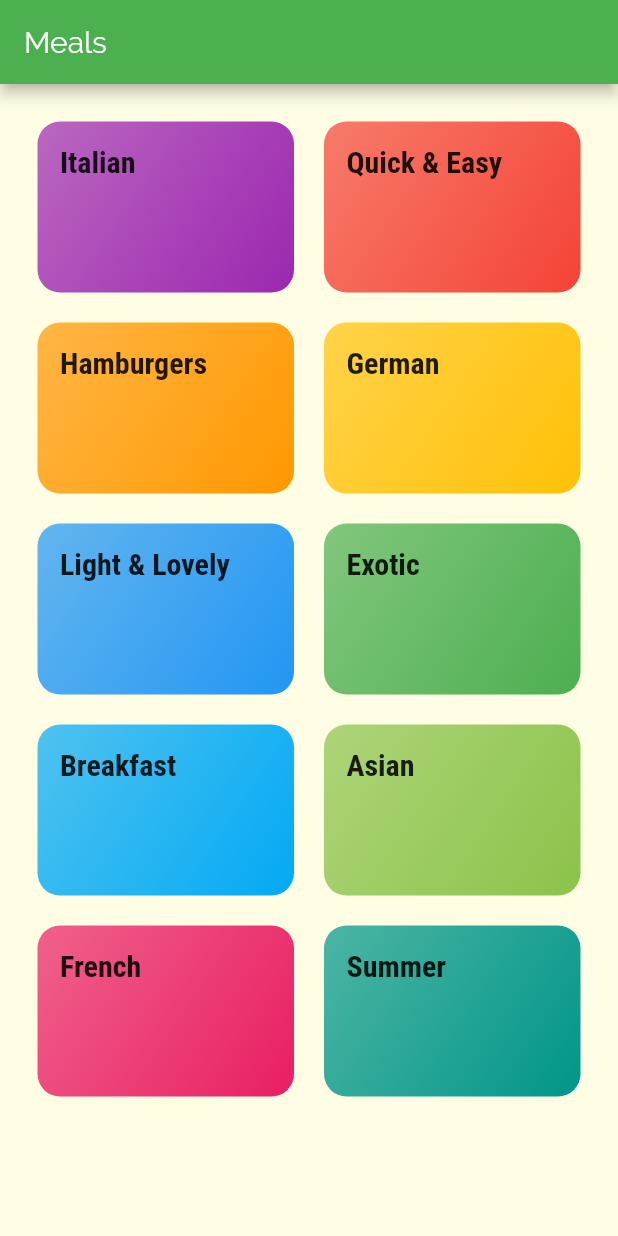
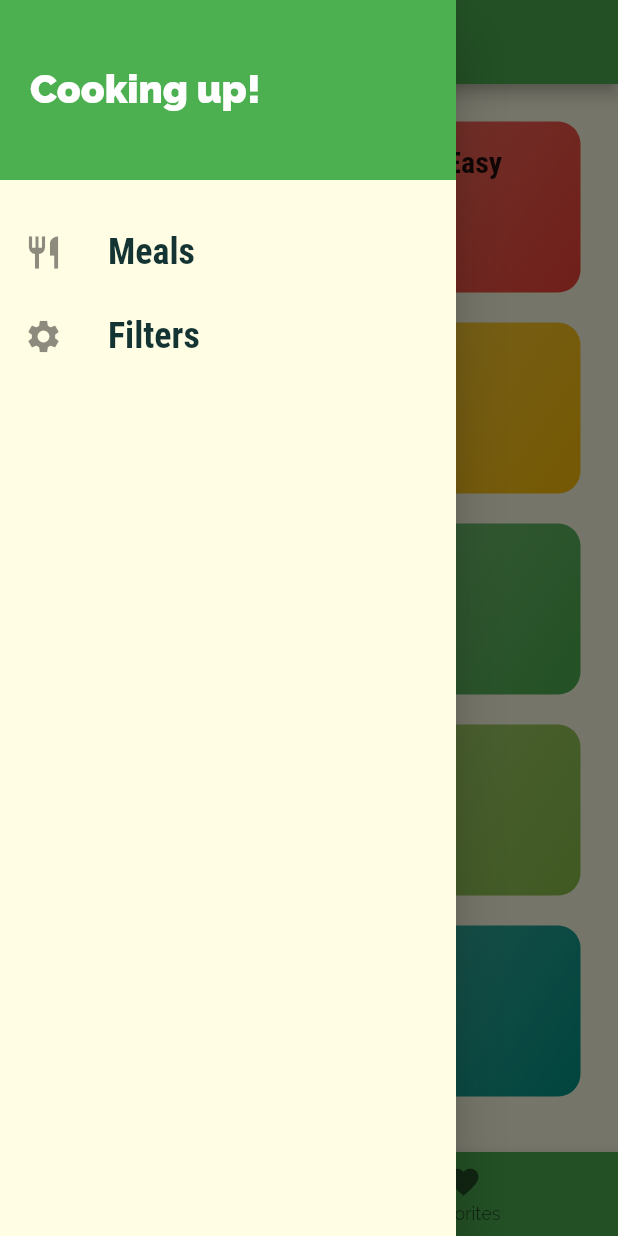
Before and after one commit to alejoperez/flutter-example, a Flutter app: the screen it shows after launch, with the side drawer open (before the commit the screen has no drawer), on a phone screen of 412 x 824 dp. Run offline on Flutter 3.47's test engine with Material 2 defaults, Android fonts, the phone set to English and light mode, and no system bars.

Commit message:
Meals with favorite feature

```diff
--- a/lib/app/app.dart
+++ /dev/null
@@ -1,28 +0,0 @@
-import "package:flutter/material.dart";
-import 'package:flutterexample/meals/screens/meals_by_category_screen.dart';
-import 'package:flutterexample/meals/screens/meals_categories_screen.dart';
-import 'package:flutterexample/meals/screens/meal_detail_screen.dart';
-
-class App extends StatelessWidget {
-  @override
-  Widget build(BuildContext context) {
-    return MaterialApp(
-        routes: {
-          "/": (_) => MealsCategoriesScreen(),
-          MealsByCategoryScreen.ROUTE_NAME: (_) => MealsByCategoryScreen(),
-          MealDetailScreen.ROUTE_NAME: (_) => MealDetailScreen()
-        },
-        theme: ThemeData(
-            primarySwatch: Colors.green,
-            accentColor: Colors.orange,
-            canvasColor: Color.fromRGBO(255, 254, 229, 1),
-            fontFamily: "Raleway",
-            textTheme: ThemeData.light().textTheme.copyWith(
-                body1: TextStyle(color: Color.fromRGBO(20, 51, 51, 1)),
-                body2: TextStyle(color: Color.fromRGBO(20, 51, 51, 1)),
-                title: TextStyle(
-                    fontSize: 20,
-                    fontFamily: "RobotoCondensed",
-                    fontWeight: FontWeight.bold))));
-  }
-}
--- /dev/null
+++ b/lib/app/meals_app.dart
@@ -0,0 +1,87 @@
+import "package:flutter/material.dart";
+import 'package:flutterexample/meals/screens/filters_screen.dart';
+import 'package:flutterexample/meals/screens/meals_by_category_screen.dart';
+import 'package:flutterexample/meals/screens/meal_detail_screen.dart';
+import 'package:flutterexample/meals/screens/meals_home_screen.dart';
+import 'package:flutterexample/domain/dummy_data.dart';
+import 'package:flutterexample/domain/meal.dart';
+
+class MealsApp extends StatefulWidget {
+  @override
+  _MealsAppState createState() => _MealsAppState();
+}
+
+class _MealsAppState extends State<MealsApp> {
+  Map<String, bool> _filters = {
+    "gluten": false,
+    "lactose": false,
+    "vegan": false,
+    "vegetarian": false,
+  };
+
+  List<Meal> availableMeals = DUMMY_MEALS;
+  List<Meal> favoriteMeals = [];
+
+  void _saveFiltersData(Map<String, bool> filtersData) {
+    setState(() {
+      _filters = filtersData;
+      availableMeals = DUMMY_MEALS.where(
+          (meal) {
+            if(_filters["gluten"] && !meal.isGlutenFree) {
+              return false;
+            }
+            if(_filters["lactose"] && !meal.isLactoseFree) {
+              return false;
+            }
+            if(_filters["vegan"] && !meal.isVegan) {
+              return false;
+            }
+            if(_filters["vegetarian"] && !meal.isVegetarian) {
+              return false;
+            }
+            return true;
+          }
+      ).toList();
+    });
+  }
+
+  void _toggleFavoriteMeal(Meal meal) {
+    final int existingIndex = favoriteMeals.indexWhere((m) => m.id == meal.id);
+
+    if(existingIndex >= 0) {
+      setState(() {
+        favoriteMeals.removeAt(existingIndex);
+      });
+    } else {
+      setState(() {
+        favoriteMeals.add(meal);
+      });
+    }
+  }
+
+  bool _isMealFavorite(Meal meal) => favoriteMeals.any((m) => m.id == meal.id);
+
+  @override
+  Widget build(BuildContext context) {
+    return MaterialApp(
+        routes: {
+          "/": (_) => MealsHomeScreen(favoriteMeals),
+          MealsByCategoryScreen.ROUTE_NAME: (_) => MealsByCategoryScreen(availableMeals),
+          MealDetailScreen.ROUTE_NAME: (_) => MealDetailScreen(_toggleFavoriteMeal,_isMealFavorite),
+          MealsFiltersScreen.ROUTE_NAME: (_) =>
+              MealsFiltersScreen(_saveFiltersData,_filters),
+        },
+        theme: ThemeData(
+            primarySwatch: Colors.green,
+            accentColor: Colors.orange,
+            canvasColor: Color.fromRGBO(255, 254, 229, 1),
+            fontFamily: "Raleway",
+            textTheme: ThemeData.light().textTheme.copyWith(
+                body1: TextStyle(color: Color.fromRGBO(20, 51, 51, 1)),
+                body2: TextStyle(color: Color.fromRGBO(20, 51, 51, 1)),
+                title: TextStyle(
+                    fontSize: 20,
+                    fontFamily: "RobotoCondensed",
+                    fontWeight: FontWeight.bold))));
+  }
+}
--- a/lib/meals/screens/meals_categories_screen.dart
+++ b/lib/meals/screens/meals_categories_screen.dart
@@ -5,9 +5,7 @@ import 'package:flutterexample/domain/dummy_data.dart';
 class MealsCategoriesScreen extends StatelessWidget {
   @override
   Widget build(BuildContext context) {
-    return Scaffold(
-      appBar: AppBar(title: const Text("Meals")),
-      body: GridView.builder(
+    return GridView.builder(
         padding: const EdgeInsets.all(25),
         itemBuilder: (ctx, index) => CategoryItemView(DUMMY_CATEGORIES[index]),
         itemCount: DUMMY_CATEGORIES.length,
@@ -15,7 +13,6 @@ class MealsCategoriesScreen extends StatelessWidget {
             maxCrossAxisExtent: 200,
             childAspectRatio: 3 / 2,
             crossAxisSpacing: 20,
-              mainAxisSpacing: 20)),
-    );
+            mainAxisSpacing: 20));
   }
 }
--- /dev/null
+++ b/lib/meals/screens/meals_home_screen.dart
@@ -0,0 +1,72 @@
+import 'package:flutter/material.dart';
+import 'package:flutterexample/meals/screens/favorite_meals_screen.dart';
+import 'package:flutterexample/meals/screens/meals_categories_screen.dart';
+import 'package:flutterexample/meals/widget/drawer_menu_view.dart';
+import 'package:flutterexample/domain/meal.dart';
+
+class MealsHomeScreen extends StatefulWidget {
+  final List<Meal> _favoriteMeals;
+
+  MealsHomeScreen(this._favoriteMeals);
+
+  @override
+  _MealsHomeScreenState createState() => _MealsHomeScreenState();
+}
+
+class _MealsHomeScreenState extends State<MealsHomeScreen> {
+  List<Map<String, Object>> _pages;
+  int _selectedIndex = 0;
+
+  @override
+  void initState() {
+    super.initState();
+    _pages = [
+      {"title": "Categories", "screen": MealsCategoriesScreen()},
+      {
+        "title": "Favorites",
+        "screen": FavoriteMealsScreen(widget._favoriteMeals)
+      }
+    ];
+  }
+
+  void _selectPage(int index) {
+    setState(() {
+      _selectedIndex = index;
+    });
+  }
+
+  @override
+  Widget build(BuildContext context) {
+    return Scaffold(
+      appBar: AppBar(title: Text(_pages[_selectedIndex]["title"])),
+      body: _pages[_selectedIndex]["screen"],
+      drawer: DrawerMenuView(),
+      bottomNavigationBar: BottomNavigationBar(
+        onTap: _selectPage,
+        backgroundColor: Theme
+            .of(context)
+            .primaryColor,
+        unselectedItemColor: Colors.black54,
+        selectedItemColor: Colors.white,
+        currentIndex: _selectedIndex,
+        type: BottomNavigationBarType.fixed,
+        items: [
+          BottomNavigationBarItem(
+            backgroundColor: Theme
+                .of(context)
+                .primaryColor,
+            icon: Icon(Icons.category),
+            title: Text("Categories"),
+          ),
+          BottomNavigationBarItem(
+            backgroundColor: Theme
+                .of(context)
+                .primaryColor,
+            icon: Icon(Icons.favorite),
+            title: Text("Favorites"),
+          )
+        ],
+      ),
+    );
+  }
+}
--- /dev/null
+++ b/lib/meals/widget/drawer_menu_view.dart
@@ -0,0 +1,54 @@
+import 'package:flutter/material.dart';
+import 'package:flutterexample/meals/screens/filters_screen.dart';
+
+class DrawerMenuView extends StatelessWidget {
+  @override
+  Widget build(BuildContext context) {
+    return Drawer(
+      child: Column(
+        children: [
+          Container(
+            color: Theme
+                .of(context)
+                .primaryColor,
+            height: 120,
+            width: double.infinity,
+            padding: const EdgeInsets.all(20),
+            alignment: Alignment.centerLeft,
+            child: Text("Cooking up!",
+                style: TextStyle(
+                    fontSize: 26,
+                    fontWeight: FontWeight.w900,
+                    color: Colors.white)),
+          ),
+          SizedBox(height: 20),
+          _buildListTile("Meals", Icons.restaurant,
+                  () {
+                Navigator.of(context).pushReplacementNamed("/");
+              }),
+          _buildListTile(
+              "Filters",
+              Icons.settings,
+                  () {
+                Navigator.of(context).pushReplacementNamed(MealsFiltersScreen.ROUTE_NAME);
+              }),
+        ],
+      ),
+    );
+  }
+
+  ListTile _buildListTile(String title, IconData iconData,
+      Function onItemMenuClicked) {
+    return ListTile(
+      leading: Icon(iconData, size: 26),
+      title: Text(
+        title,
+        style: TextStyle(
+            fontFamily: "RobotoCondensed",
+            fontSize: 24,
+            fontWeight: FontWeight.bold),
+      ),
+      onTap: onItemMenuClicked,
+    );
+  }
+}
```
Also changed, not shown: lib/app/expenses_app.dart (added, +30 -0 lines), lib/app/shop_app.dart (added, +8 -0 lines), lib/main.dart (+15 -3 lines), lib/meals/screens/favorite_meals_screen.dart (added, +24 -0 lines), lib/meals/screens/filters_screen.dart (added, +101 -0 lines), lib/meals/screens/meal_detail_screen.dart (+11 -0 lines), lib/meals/screens/meals_by_category_screen.dart (+33 -8 lines), lib/meals/widget/meal_item_view.dart (+6 -1 lines). Lines whose indentation alone changed are shown as unchanged.
